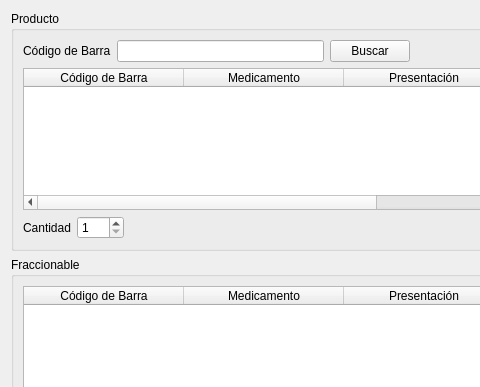
First picture: the form in ventanas/vtnFraccionarProducto.ui, repository leaLuque/FarmaciaCrisol, before the edit; both pictures show x 0 to 480 and y 0 to 387 of the 640 by 479 pixel window.
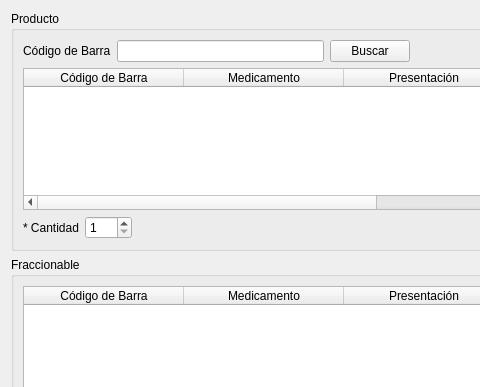
Second picture: the form after the edit.

The edit to the form file:
```diff
--- a/ventanas/vtnFraccionarProducto.ui
+++ b/ventanas/vtnFraccionarProducto.ui
@@ -116,7 +116,7 @@
         <item>
          <widget class="QLabel" name="label_7">
           <property name="text">
-           <string>Cantidad</string>
+           <string>* Cantidad</string>
           </property>
          </widget>
         </item>
```
